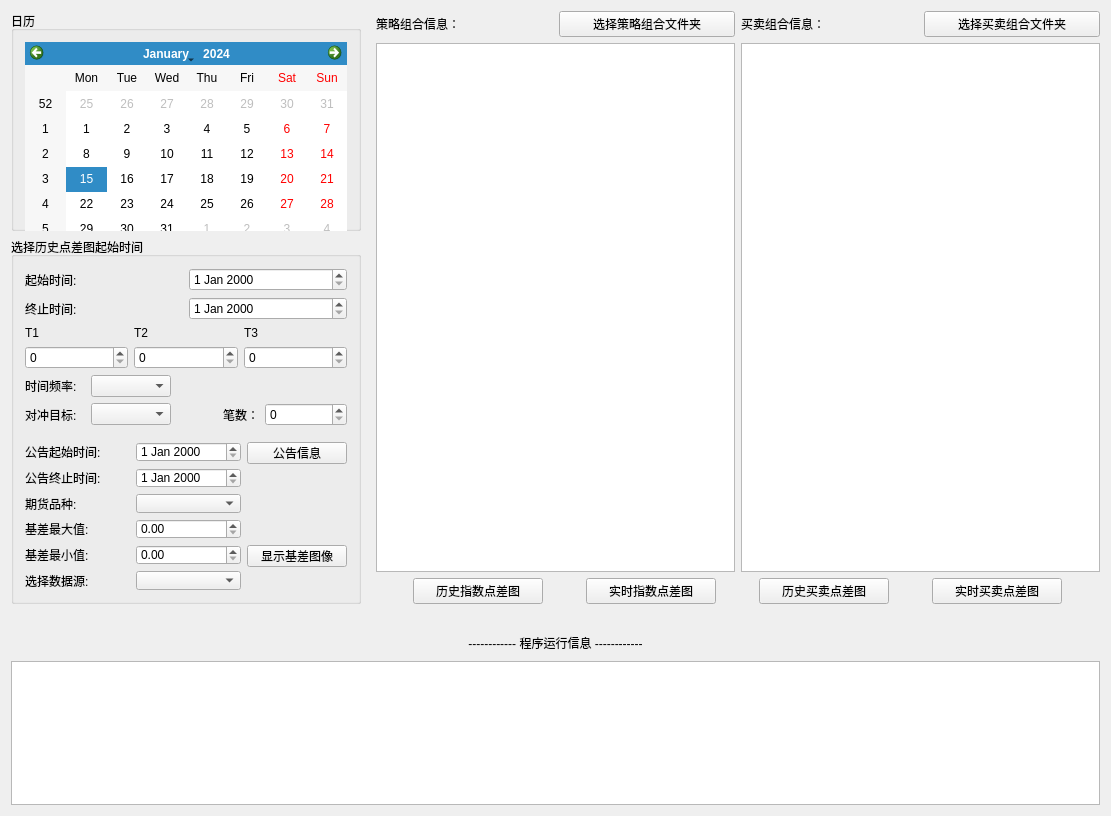
Before: the Qt Designer form widget.ui in lishengze/QT-study, drawn with Qt 5.
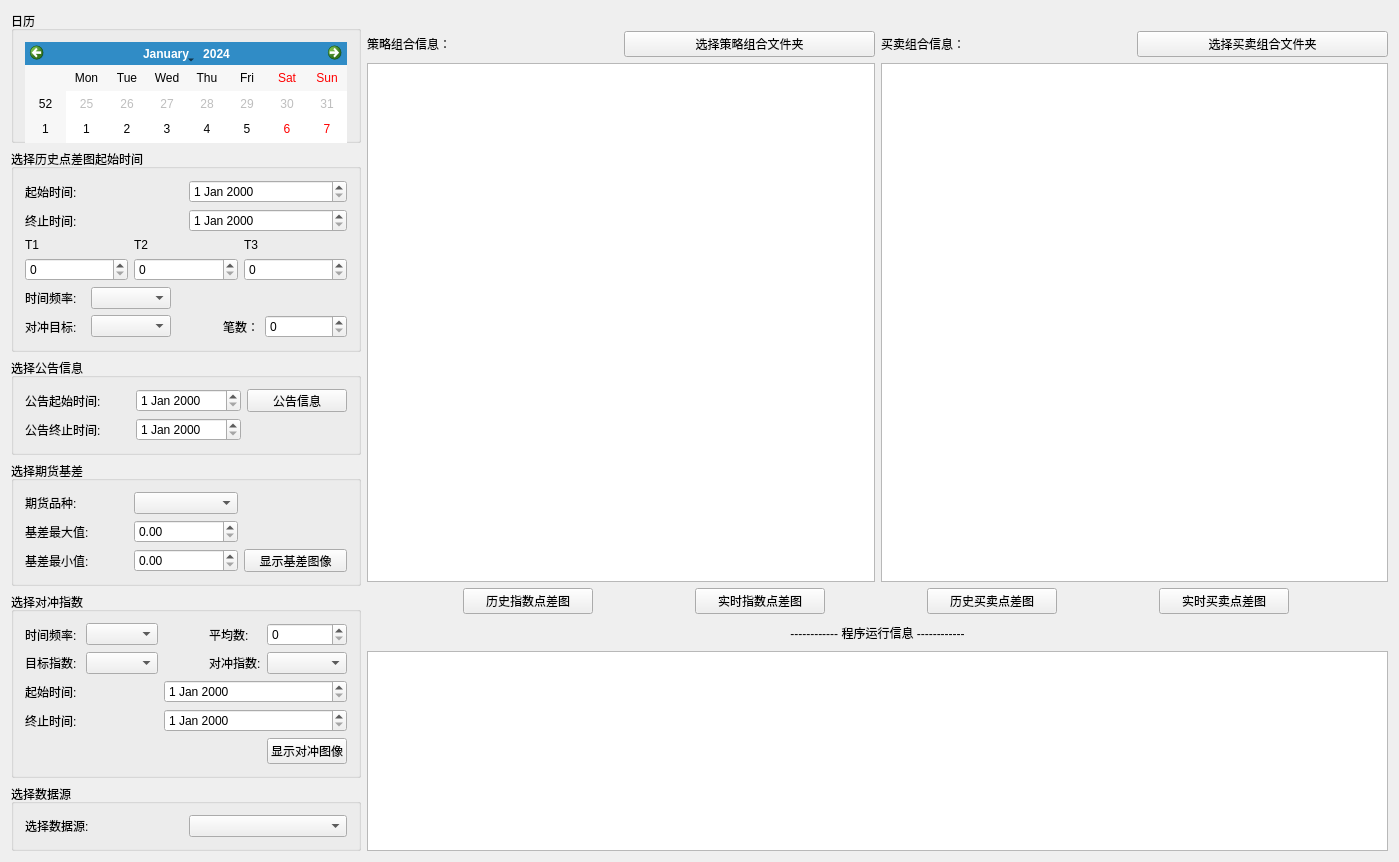
After: the same form once the commit is applied.

```diff
--- a/widget.ui
+++ b/widget.ui
@@ -9,8 +9,8 @@
    <rect>
     <x>0</x>
     <y>0</y>
-    <width>1111</width>
-    <height>816</height>
+    <width>1399</width>
+    <height>862</height>
    </rect>
   </property>
   <property name="minimumSize">
@@ -25,14 +25,11 @@
   <layout class="QFormLayout" name="formLayout">
    <item row="0" column="0">
     <layout class="QVBoxLayout" name="verticalLayout">
-     <property name="rightMargin">
-      <number>9</number>
-     </property>
      <item>
       <widget class="QGroupBox" name="CalendarBox">
        <property name="minimumSize">
         <size>
-         <width>200</width>
+         <width>350</width>
          <height>1</height>
         </size>
        </property>
@@ -66,14 +63,14 @@
        </property>
        <property name="minimumSize">
         <size>
-         <width>350</width>
-         <height>300</height>
+         <width>0</width>
+         <height>0</height>
         </size>
        </property>
        <property name="maximumSize">
         <size>
          <width>350</width>
-         <height>800</height>
+         <height>16777215</height>
         </size>
        </property>
        <property name="title">
@@ -228,28 +225,25 @@
             </item>
            </layout>
           </item>
+         </layout>
+        </item>
+       </layout>
+      </widget>
+     </item>
           <item>
-           <layout class="QGridLayout" name="gridLayout_3">
-            <property name="topMargin">
-             <number>10</number>
-            </property>
-            <item row="3" column="1">
-             <widget class="QDoubleSpinBox" name="maxSpread_SpinBox"/>
-            </item>
-            <item row="3" column="0">
-             <widget class="QLabel" name="label_2">
-              <property name="text">
-               <string>基差最大值:</string>
-              </property>
-             </widget>
-            </item>
-            <item row="1" column="0">
-             <widget class="QLabel" name="endTimeLabel_2">
-              <property name="text">
-               <string>公告终止时间:</string>
-              </property>
-             </widget>
-            </item>
+      <widget class="QGroupBox" name="chooseAnnouncement">
+       <property name="maximumSize">
+        <size>
+         <width>350</width>
+         <height>16777215</height>
+        </size>
+       </property>
+       <property name="title">
+        <string>选择公告信息</string>
+       </property>
+       <layout class="QGridLayout" name="gridLayout_8">
+        <item row="0" column="0">
+         <layout class="QGridLayout" name="gridLayout_5">
             <item row="0" column="0">
              <widget class="QLabel" name="startTimeLabel_2">
               <property name="text">
@@ -257,7 +251,64 @@
               </property>
              </widget>
             </item>
-            <item row="2" column="0">
+          <item row="0" column="1">
+           <widget class="QDateEdit" name="AnnouncementStartDate"/>
+          </item>
+          <item row="0" column="2">
+           <widget class="QPushButton" name="Annoucnement_Button">
+            <property name="minimumSize">
+             <size>
+              <width>0</width>
+              <height>22</height>
+             </size>
+            </property>
+            <property name="maximumSize">
+             <size>
+              <width>100</width>
+              <height>16777215</height>
+             </size>
+            </property>
+            <property name="text">
+             <string>公告信息</string>
+            </property>
+           </widget>
+          </item>
+          <item row="1" column="0">
+           <widget class="QLabel" name="endTimeLabel_2">
+            <property name="text">
+             <string>公告终止时间:</string>
+            </property>
+           </widget>
+          </item>
+          <item row="1" column="1">
+           <widget class="QDateEdit" name="AnnouncementEndDate"/>
+          </item>
+         </layout>
+        </item>
+       </layout>
+       <zorder>startTimeLabel_2</zorder>
+       <zorder>endTimeLabel_2</zorder>
+       <zorder>startTimeLabel_2</zorder>
+       <zorder>AnnouncementEndDate</zorder>
+       <zorder>AnnouncementStartDate</zorder>
+       <zorder>Annoucnement_Button</zorder>
+      </widget>
+     </item>
+     <item>
+      <widget class="QGroupBox" name="choooseFuture">
+       <property name="maximumSize">
+        <size>
+         <width>350</width>
+         <height>16777215</height>
+        </size>
+       </property>
+       <property name="title">
+        <string>选择期货基差</string>
+       </property>
+       <layout class="QGridLayout" name="gridLayout_7">
+        <item row="0" column="0">
+         <layout class="QGridLayout" name="gridLayout_6">
+          <item row="0" column="0">
              <widget class="QLabel" name="label">
               <property name="text">
                <string>期货品种:</string>
@@ -265,44 +316,29 @@
              </widget>
             </item>
             <item row="0" column="1">
-             <widget class="QDateEdit" name="AnnouncementStartDate"/>
-            </item>
-            <item row="4" column="0">
+           <widget class="QComboBox" name="futureList_ComboBox"/>
+          </item>
+          <item row="1" column="0">
+           <widget class="QLabel" name="label_2">
+            <property name="text">
+             <string>基差最大值:</string>
+            </property>
+           </widget>
+          </item>
+          <item row="1" column="1">
+           <widget class="QDoubleSpinBox" name="maxSpread_SpinBox"/>
+          </item>
+          <item row="2" column="0">
              <widget class="QLabel" name="label_3">
               <property name="text">
                <string>基差最小值:</string>
               </property>
              </widget>
             </item>
-            <item row="0" column="2">
-             <widget class="QPushButton" name="Annoucnement_Button">
-              <property name="minimumSize">
-               <size>
-                <width>0</width>
-                <height>22</height>
-               </size>
-              </property>
-              <property name="maximumSize">
-               <size>
-                <width>100</width>
-                <height>16777215</height>
-               </size>
-              </property>
-              <property name="text">
-               <string>公告信息</string>
-              </property>
-             </widget>
-            </item>
             <item row="2" column="1">
-             <widget class="QComboBox" name="futureList_ComboBox"/>
-            </item>
-            <item row="4" column="1">
              <widget class="QDoubleSpinBox" name="minSpread_SpinBox"/>
             </item>
-            <item row="1" column="1">
-             <widget class="QDateEdit" name="AnnouncementEndDate"/>
-            </item>
-            <item row="4" column="2">
+          <item row="2" column="2">
              <widget class="QPushButton" name="showFutureSpread_Button">
               <property name="minimumSize">
                <size>
@@ -315,17 +351,150 @@
               </property>
              </widget>
             </item>
-            <item row="5" column="1">
-             <widget class="QComboBox" name="dataSource_ComboBox"/>
-            </item>
-            <item row="5" column="0">
+         </layout>
+        </item>
+       </layout>
+       <zorder></zorder>
+       <zorder>showFutureSpread_Button</zorder>
+       <zorder>futureList_ComboBox</zorder>
+       <zorder>maxSpread_SpinBox</zorder>
+       <zorder>label_2</zorder>
+       <zorder>label_3</zorder>
+       <zorder>label</zorder>
+       <zorder>minSpread_SpinBox</zorder>
+      </widget>
+     </item>
+     <item>
+      <widget class="QGroupBox" name="chooseIndexBox">
+       <property name="maximumSize">
+        <size>
+         <width>350</width>
+         <height>16777215</height>
+        </size>
+       </property>
+       <property name="title">
+        <string>选择对冲指数</string>
+       </property>
+       <layout class="QGridLayout" name="gridLayout_3">
+        <item row="0" column="0">
+         <widget class="QLabel" name="timeFre_label_2">
+          <property name="maximumSize">
+           <size>
+            <width>60</width>
+            <height>16777215</height>
+           </size>
+          </property>
+          <property name="sizeIncrement">
+           <size>
+            <width>40</width>
+            <height>0</height>
+           </size>
+          </property>
+          <property name="text">
+           <string>时间频率:</string>
+          </property>
+         </widget>
+        </item>
+        <item row="0" column="1">
+         <widget class="QComboBox" name="index_dataFrequency">
+          <property name="maximumSize">
+           <size>
+            <width>80</width>
+            <height>16777215</height>
+           </size>
+          </property>
+         </widget>
+        </item>
+        <item row="1" column="0">
+         <widget class="QLabel" name="label_5">
+          <property name="text">
+           <string>目标指数: </string>
+          </property>
+         </widget>
+        </item>
+        <item row="1" column="3">
+         <widget class="QLabel" name="hedgeTarget_Label_2">
+          <property name="maximumSize">
+           <size>
+            <width>60</width>
+            <height>16777215</height>
+           </size>
+          </property>
+          <property name="text">
+           <string>对冲指数:</string>
+          </property>
+         </widget>
+        </item>
+        <item row="2" column="0" colspan="2">
+         <widget class="QLabel" name="startTimeLabel_3">
+          <property name="text">
+           <string>起始时间:</string>
+          </property>
+         </widget>
+        </item>
+        <item row="2" column="2" colspan="3">
+         <widget class="QDateEdit" name="chooseIndexStartDate"/>
+        </item>
+        <item row="3" column="0" colspan="2">
+         <widget class="QLabel" name="endTimeLabel_3">
+          <property name="text">
+           <string>终止时间:</string>
+          </property>
+         </widget>
+        </item>
+        <item row="1" column="4">
+         <widget class="QComboBox" name="hedgeIndex_comboBox">
+          <property name="maximumSize">
+           <size>
+            <width>100</width>
+            <height>16777215</height>
+           </size>
+          </property>
+         </widget>
+        </item>
+        <item row="1" column="1">
+         <widget class="QComboBox" name="targetIndex_QComboBox"/>
+        </item>
+        <item row="3" column="2" colspan="3">
+         <widget class="QDateEdit" name="chooseIndexEndDate"/>
+        </item>
+        <item row="0" column="3">
+         <widget class="QLabel" name="label_6">
+          <property name="text">
+           <string>平均数:</string>
+          </property>
+         </widget>
+        </item>
+        <item row="4" column="4">
+         <widget class="QPushButton" name="showIndexHedgedPic_pushButton">
+          <property name="text">
+           <string>显示对冲图像</string>
+          </property>
+         </widget>
+        </item>
+        <item row="0" column="4">
+         <widget class="QSpinBox" name="indexAveNunb_spinBox"/>
+        </item>
+       </layout>
+      </widget>
+     </item>
+     <item>
+      <widget class="QGroupBox" name="chooseDataSource">
+       <property name="title">
+        <string>选择数据源</string>
+       </property>
+       <layout class="QGridLayout" name="gridLayout_12">
+        <item row="0" column="0">
+         <layout class="QGridLayout" name="gridLayout_11">
+          <item row="0" column="0">
              <widget class="QLabel" name="label_4">
               <property name="text">
                <string>选择数据源:</string>
               </property>
              </widget>
             </item>
-           </layout>
+          <item row="0" column="1">
+           <widget class="QComboBox" name="dataSource_ComboBox"/>
           </item>
          </layout>
         </item>
@@ -335,6 +504,13 @@
     </layout>
    </item>
    <item row="0" column="1">
+    <layout class="QVBoxLayout" name="verticalLayout_4">
+     <item>
+      <layout class="QVBoxLayout" name="programInfo_verticalLayout">
+       <property name="topMargin">
+        <number>20</number>
+       </property>
+       <item>
     <layout class="QVBoxLayout" name="verticalLayout_2">
      <item>
       <layout class="QHBoxLayout" name="horizontalLayout_4">
@@ -469,11 +645,6 @@
      </item>
     </layout>
    </item>
-   <item row="1" column="0" colspan="2">
-    <layout class="QVBoxLayout" name="programInfo_verticalLayout">
-     <property name="topMargin">
-      <number>20</number>
-     </property>
      <item>
       <widget class="QLabel" name="programInfo_Label">
        <property name="minimumSize">
@@ -491,7 +662,16 @@
       </widget>
      </item>
      <item>
-      <widget class="QTableView" name="programInfo_tableView"/>
+        <widget class="QTableView" name="programInfo_tableView">
+         <property name="maximumSize">
+          <size>
+           <width>16777215</width>
+           <height>200</height>
+          </size>
+         </property>
+        </widget>
+       </item>
+      </layout>
      </item>
     </layout>
    </item>
```
Lines whose indentation alone changed are shown as unchanged.
